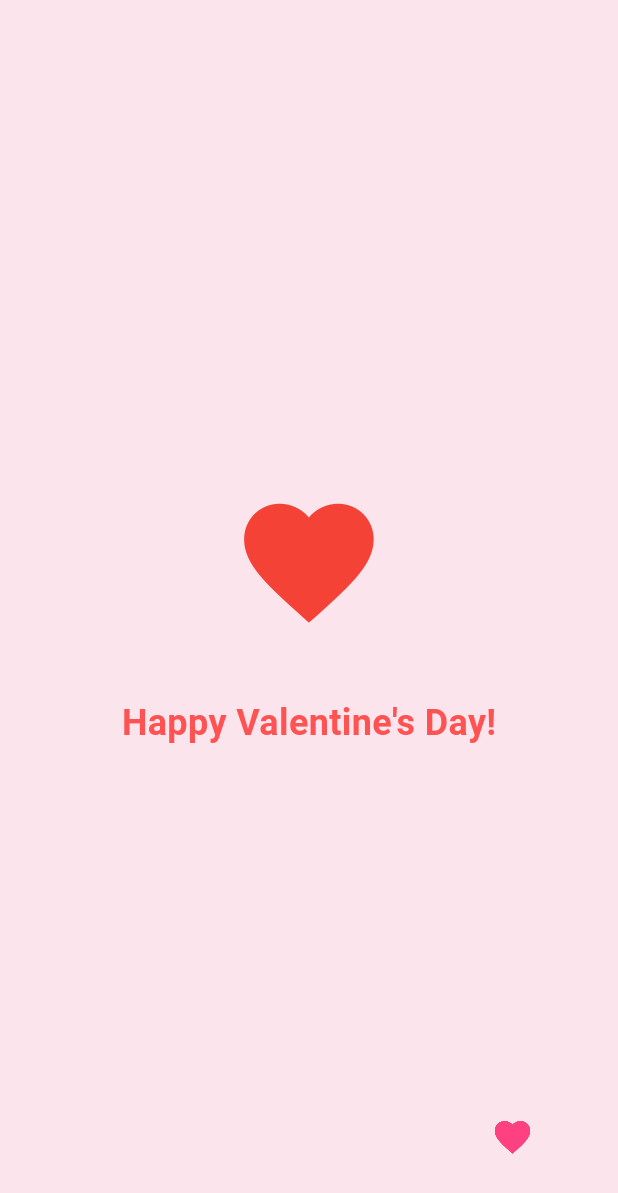
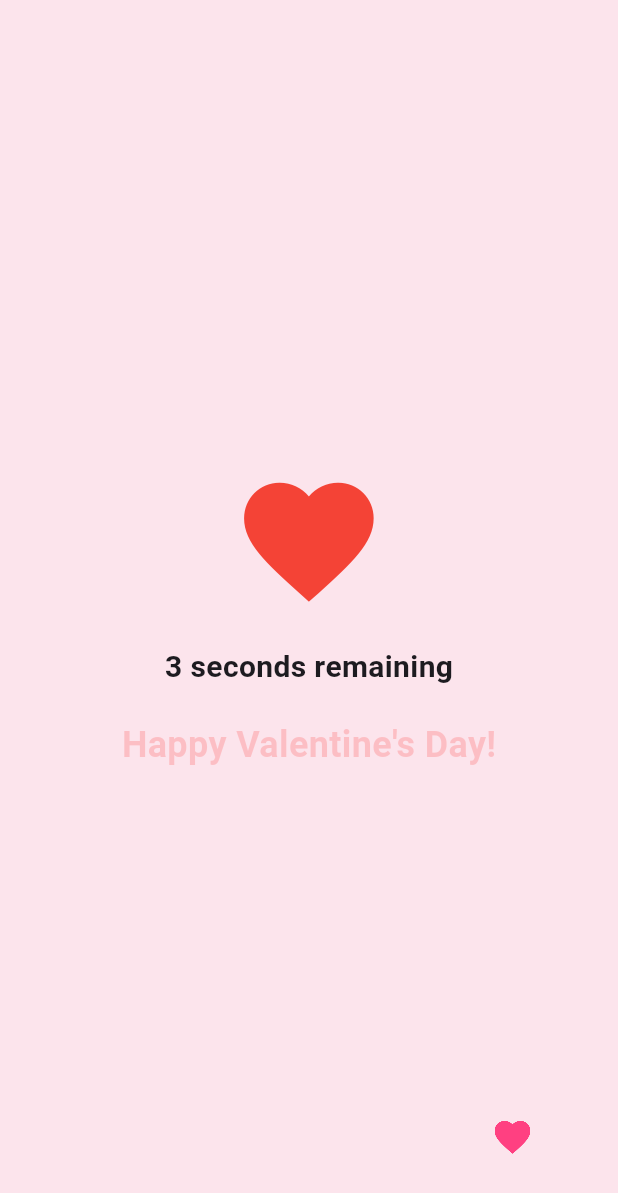
Before and after one commit to nandithakavuri1/Class_activity4, a Flutter app: the screen it shows after launch, on a phone screen of 412 x 824 dp. Shown: the top 1193 px of the screen. Run offline on Flutter 3.47's test engine with Material 3 defaults, Android fonts, the phone set to English and light mode, and no system bars.

Commit message:
Update main.dart

```diff
--- a/lib/main.dart
+++ b/lib/main.dart
@@ -40,7 +40,21 @@ class _HeartbeatAppState extends State<HeartbeatApp>
     _animation = Tween<double>(begin: 1.0, end: 1.3).animate(
       CurvedAnimation(parent: _controller, curve: Curves.easeInOut),
     );
+     _startCountdown();
   }
+   void _startCountdown() {
+    _timer = Timer.periodic(Duration(seconds: 1), (timer) {
+      setState(() {
+        if (_countdown > 0) {
+          _countdown--;
+          _currentGreetingIndex = Random().nextInt(greetings.length);
+        } else {
+          _timer?.cancel();
+        }
+      });
+    });
+  }
+
 
   @override
   void dispose() {
@@ -74,6 +88,13 @@ class _HeartbeatAppState extends State<HeartbeatApp>
                     },
                   ),
                   SizedBox(height: 20),
+                   Text(
+                    _countdown != 0
+                        ? "$_countdown seconds remaining"
+                        : "Happy Valentine's Day!",
+                    style: TextStyle(fontSize: 20, fontWeight: FontWeight.bold),
+                  ),
+
                   SizedBox(height: 20),
                   AnimatedOpacity(
                     opacity: _countdown % 2 == 0 ? 1.0 : 0.0,
```
